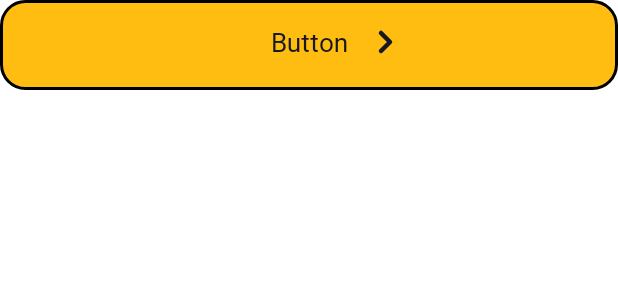
After one commit to LetMKuhl/lego-ds, an Android app: the layout progress_button.xml on its own in the app's theme, with its tools: preview values and no code run, on a phone screen of 412 x 824 dp. The commit adds this screen. Shown: the top 300 px of the screen. Run offline under Robolectric (Android 15) with nearby library versions, the phone set to English and light mode, and no system bars.

Commit message:
Add new component

```diff
--- a/app/build.gradle
+++ b/app/build.gradle
@@ -30,6 +30,9 @@ android {
     kotlinOptions {
         jvmTarget = '1.8'
     }
+    buildFeatures {
+        viewBinding true
+    }
 }
 
 dependencies {
--- /dev/null
+++ b/app/src/main/java/com/lehlagoo/legods/view/ProgressButton.kt
@@ -0,0 +1,29 @@
+package com.lehlagoo.legods.view
+
+import android.content.Context
+import android.util.AttributeSet
+import android.view.LayoutInflater
+import androidx.constraintlayout.widget.ConstraintLayout
+import com.lehlagoo.legods.databinding.ProgressButtonBinding
+
+class ProgressButton @JvmOverloads constructor(
+    context: Context,
+    attrs: AttributeSet?,
+    defStyle: Int = 0
+) : ConstraintLayout(context, attrs, defStyle) {
+
+    private var titleButton: String? = null
+    private var titleDesableButton: String? = null
+
+    private val binding = ProgressButtonBinding
+        .inflate(LayoutInflater.from(context), this, true)
+
+    init {
+
+    }
+
+    private fun setLayout(attrs: AttributeSet) {
+
+    }
+
+}
--- /dev/null
+++ b/app/src/main/res/drawable/button_progress_state_primary.xml
@@ -0,0 +1,9 @@
+<?xml version="1.0" encoding="utf-8"?>
+<selector xmlns:tools="http://schemas.android.com/tools" xmlns:android="http://schemas.android.com/apk/res/android">
+
+    <item android:drawable="@drawable/button_state_normal" android:state_enabled="true"/>
+    <item android:drawable="@drawable/button_state_hover" android:state_focused="true"/>
+    <item android:drawable="@drawable/button_state_pressed" android:state_pressed="true"/>
+    <item android:drawable="@drawable/button_state_disable" android:state_enabled="false" />
+
+</selector>
--- /dev/null
+++ b/app/src/main/res/drawable/button_state_disable.xml
@@ -0,0 +1,17 @@
+<?xml version="1.0" encoding="utf-8"?>
+<shape xmlns:android="http://schemas.android.com/apk/res/android">
+
+    <corners android:radius="16dp" />
+
+    <solid android:color="@color/color_black_700" />
+
+    <size
+        android:width="167dp"
+        android:height="60dp" />
+
+    <stroke
+        android:width="2dp"
+        android:color="@color/black"/>
+
+
+</shape>
--- /dev/null
+++ b/app/src/main/res/drawable/button_state_hover.xml
@@ -0,0 +1,16 @@
+<?xml version="1.0" encoding="utf-8"?>
+<shape xmlns:android="http://schemas.android.com/apk/res/android">
+
+    <corners android:radius="16dp" />
+
+    <solid android:color="@color/color_yellow_100" />
+
+    <size
+        android:width="167dp"
+        android:height="60dp" />
+
+    <stroke
+        android:width="2dp"
+        android:color="@color/black" />
+
+</shape>
--- /dev/null
+++ b/app/src/main/res/drawable/button_state_normal.xml
@@ -0,0 +1,16 @@
+<?xml version="1.0" encoding="utf-8"?>
+<shape xmlns:android="http://schemas.android.com/apk/res/android">
+
+    <corners android:radius="16dp" />
+
+    <solid android:color="@color/color_yellow" />
+
+    <size
+        android:width="167dp"
+        android:height="60dp" />
+
+    <stroke
+        android:width="2dp"
+        android:color="@color/black" />
+
+</shape>
--- /dev/null
+++ b/app/src/main/res/drawable/button_state_pressed.xml
@@ -0,0 +1,16 @@
+<?xml version="1.0" encoding="utf-8"?>
+<shape xmlns:android="http://schemas.android.com/apk/res/android">
+
+    <corners android:radius="16dp" />
+
+    <solid android:color="@color/color_yellow_800" />
+
+    <size
+        android:width="167dp"
+        android:height="60dp" />
+
+    <stroke
+        android:width="2dp"
+        android:color="@color/black" />
+
+</shape>
--- a/app/src/main/res/layout/activity_main.xml
+++ b/app/src/main/res/layout/activity_main.xml
@@ -6,14 +6,14 @@
     android:layout_height="match_parent"
     tools:context=".view.MainActivity">
 
-    <TextView
+    <ImageView
+        android:id="@+id/icon_buttom"
         android:layout_width="wrap_content"
         android:layout_height="wrap_content"
-        style="@style/TextAppearance.Paragraph"
-        android:text="Hello World!"
-        app:layout_constraintBottom_toBottomOf="parent"
-        app:layout_constraintLeft_toLeftOf="parent"
-        app:layout_constraintRight_toRightOf="parent"
-        app:layout_constraintTop_toTopOf="parent" />
+        android:paddingVertical="16dp"
+        android:paddingHorizontal="24dp"
+        android:drawableStart="@drawable/chevron_left"
+        tools:ignore="MissingConstraints" />
+
 
 </androidx.constraintlayout.widget.ConstraintLayout>
--- /dev/null
+++ b/app/src/main/res/layout/progress_button.xml
@@ -0,0 +1,31 @@
+<?xml version="1.0" encoding="utf-8"?>
+<androidx.constraintlayout.widget.ConstraintLayout xmlns:android="http://schemas.android.com/apk/res/android"
+    android:layout_width="match_parent"
+    android:layout_height="60dp"
+    xmlns:tools="http://schemas.android.com/tools"
+    xmlns:app="http://schemas.android.com/apk/res-auto"
+    tools:background="@drawable/button_progress_state_primary">
+
+    <TextView
+        android:id="@+id/text_buttom"
+        android:layout_width="wrap_content"
+        android:layout_height="wrap_content"
+        android:paddingVertical="16dp"
+        android:paddingHorizontal="6dp"
+        style="@style/TextAppearance.Heading5"
+        android:text="Button"
+        app:layout_constraintLeft_toLeftOf="parent"
+        app:layout_constraintRight_toRightOf="parent"
+        tools:ignore="MissingConstraints" />
+
+    <ImageView
+        android:id="@+id/imageView"
+        android:layout_width="wrap_content"
+        android:layout_height="wrap_content"
+        app:srcCompat="@drawable/chevron_right"
+        android:paddingVertical="16dp"
+        android:paddingHorizontal="6dp"
+        app:layout_constraintLeft_toRightOf="@+id/text_buttom"
+        tools:ignore="MissingConstraints" />
+
+</androidx.constraintlayout.widget.ConstraintLayout>
--- /dev/null
+++ b/app/src/main/res/values/attrs.xml
@@ -0,0 +1,9 @@
+<?xml version="1.0" encoding="utf-8"?>
+<resources>
+
+    <declare-styleable name="ProgressButton">
+        <attr name="titleButton" format="string"/>
+        <attr name="titleDeseableButton" format="string"/>
+    </declare-styleable>
+
+</resources>
--- a/app/src/main/res/values/strings.xml
+++ b/app/src/main/res/values/strings.xml
@@ -1,3 +1,4 @@
 <resources>
     <string name="app_name">LegoDS</string>
+    <string name="primary_buttom">Primary</string>
 </resources>
--- a/app/src/main/res/values/styles.xml
+++ b/app/src/main/res/values/styles.xml
@@ -31,6 +31,12 @@
         <item name="android:fontFamily">@font/montserrat_extra_bold</item>
     </style>
 
+    <style name="TextAppearance.Heading5">
+        <item name="android:textSize">17sp</item>
+        <item name="android:textColor">@color/color_black</item>
+        <item name="android:fontFamily">@font/montserrat_extra_bold</item>
+    </style>
+
     <!--TextAppearance.Subtitle-->
     <style name="TextAppearance.Subtitle1">
         <item name="android:textSize">24sp</item>
```
Also changed, not shown: app/src/main/java/com/lehlagoo/legods/MyApp.kt (deleted, +0 -20 lines), 2 other files.
